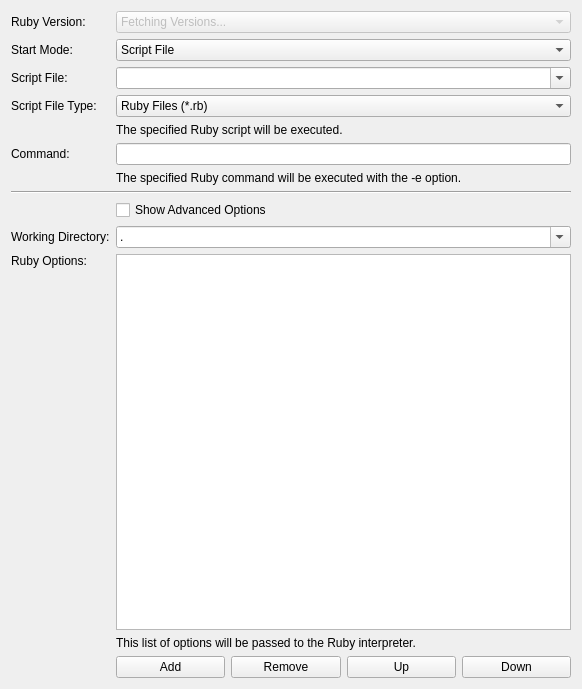
Before: the Qt Designer form src/brickv/plugin_system/plugins/red/ui/program_page_ruby.ui in Tinkerforge/brickv, drawn with Qt 5.
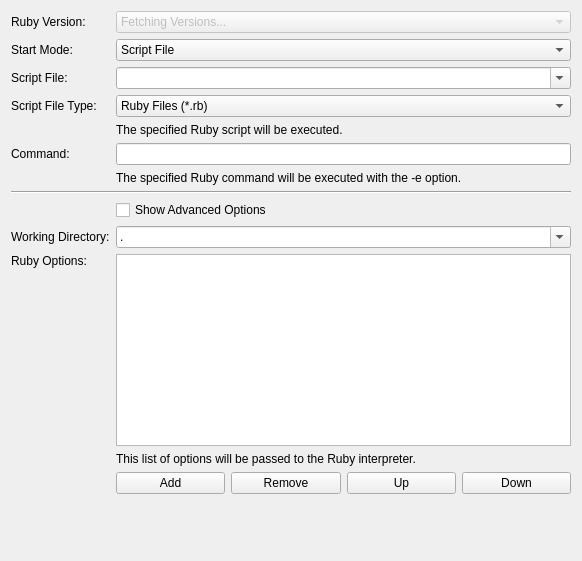
After: the same form once the commit is applied. Custom widgets are drawn as their Qt base class.

Commit message:
red-brick/pw: Add spacers to program pages to ensure proper layout expansion
Before the Python, JavaScript and PHP pages would not layout correctly
in all situations.

Diff of the .ui file:
```diff
--- a/src/brickv/plugin_system/plugins/red/ui/program_page_ruby.ui
+++ b/src/brickv/plugin_system/plugins/red/ui/program_page_ruby.ui
@@ -7,7 +7,7 @@
     <x>0</x>
     <y>0</y>
     <width>582</width>
-    <height>689</height>
+    <height>561</height>
    </rect>
   </property>
   <property name="windowTitle">
@@ -241,6 +241,19 @@
        </property>
       </widget>
      </item>
+     <item row="13" column="1" colspan="4">
+      <widget class="QLabel" name="label_spacer">
+       <property name="sizePolicy">
+        <sizepolicy hsizetype="Preferred" vsizetype="Preferred">
+         <horstretch>0</horstretch>
+         <verstretch>1</verstretch>
+        </sizepolicy>
+       </property>
+       <property name="text">
+        <string>&lt;spacer&gt;</string>
+       </property>
+      </widget>
+     </item>
     </layout>
    </item>
   </layout>
```
The commit also changes 24 other files.
